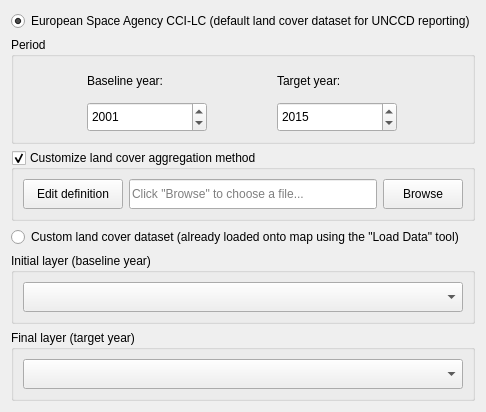
This is LDMP/gui/WidgetLCSetup.ui in ConservationInternational/trends.earth as Qt 5 draws it before an edit. The edited form follows.
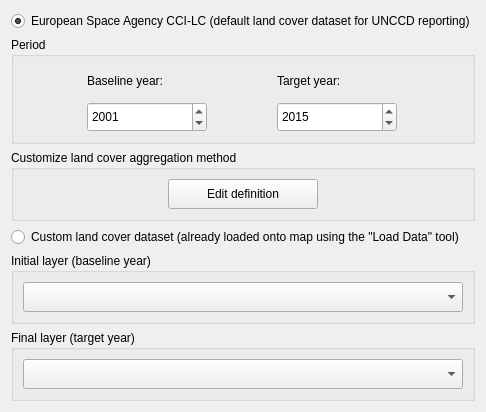
This is the edited form.

Commit message: Nearing completion of load data dialogs.

Patch:
```diff
--- a/LDMP/gui/WidgetLCSetup.ui
+++ b/LDMP/gui/WidgetLCSetup.ui
@@ -173,10 +173,10 @@
       <string>Customize land cover aggregation method</string>
      </property>
      <property name="checkable">
-      <bool>true</bool>
+      <bool>false</bool>
      </property>
      <property name="checked">
-      <bool>true</bool>
+      <bool>false</bool>
      </property>
      <layout class="QGridLayout" name="gridLayout">
       <item row="1" column="0">
@@ -190,58 +190,20 @@
           <height>30</height>
          </size>
         </property>
-        <property name="text">
-         <string>Edit definition</string>
-        </property>
-        <property name="checkable">
-         <bool>false</bool>
-        </property>
-       </widget>
-      </item>
-      <item row="1" column="2">
-       <widget class="QPushButton" name="use_esa_agg_custom_browse">
-        <property name="enabled">
-         <bool>true</bool>
-        </property>
-        <property name="minimumSize">
-         <size>
-          <width>0</width>
-          <height>30</height>
-         </size>
-        </property>
         <property name="maximumSize">
          <size>
-          <width>120</width>
+          <width>150</width>
           <height>16777215</height>
          </size>
         </property>
         <property name="text">
-         <string>Browse</string>
+         <string>Edit definition</string>
         </property>
         <property name="checkable">
          <bool>false</bool>
         </property>
        </widget>
       </item>
-      <item row="1" column="1">
-       <widget class="QLineEdit" name="use_esa_agg_custom_file">
-        <property name="enabled">
-         <bool>true</bool>
-        </property>
-        <property name="minimumSize">
-         <size>
-          <width>120</width>
-          <height>30</height>
-         </size>
-        </property>
-        <property name="text">
-         <string/>
-        </property>
-        <property name="placeholderText">
-         <string>Click &quot;Browse&quot; to choose a file...</string>
-        </property>
-       </widget>
-      </item>
      </layout>
     </widget>
    </item>
```
Left out of the diff: 2 changed lines with no effect on the pictures. The commit also changes 5 other files.
